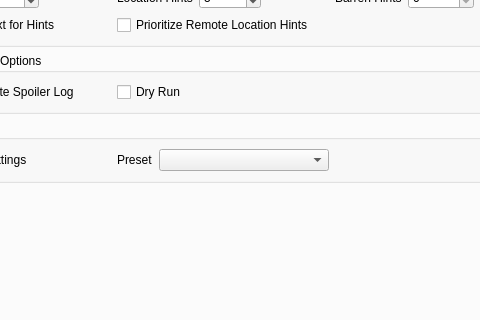
Old version of the form wwr_ui/randomizer_window.ui in the repository Aelire/wwrando; both pictures show x 132 to 612 and y 252 to 572 of the 914 by 757 pixel window.
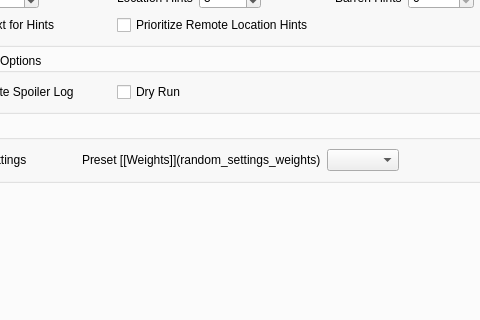
New version of the form. The open tabs and pages were chosen to show the change. Custom widgets are drawn as their Qt base class.

Commit message:
Add UI for displaying weights in the randomizer
Using the yaml-based weights declaration and some really really ugly-ass
HTML mangling, we can show the weights for a given preset in a UI popup,
which guarantees no more documentation drifting away from the
configuration

Patch:
```diff
--- a/wwr_ui/randomizer_window.ui
+++ b/wwr_ui/randomizer_window.ui
@@ -1234,7 +1234,10 @@
                     </sizepolicy>
                    </property>
                    <property name="text">
-                    <string>Preset</string>
+                    <string>Preset [[Weights]](random_settings_weights)</string>
+                   </property>
+                   <property name="textFormat">
+                    <enum>Qt::MarkdownText</enum>
                    </property>
                   </widget>
                  </item>
```
The commit also changes 5 other files.
